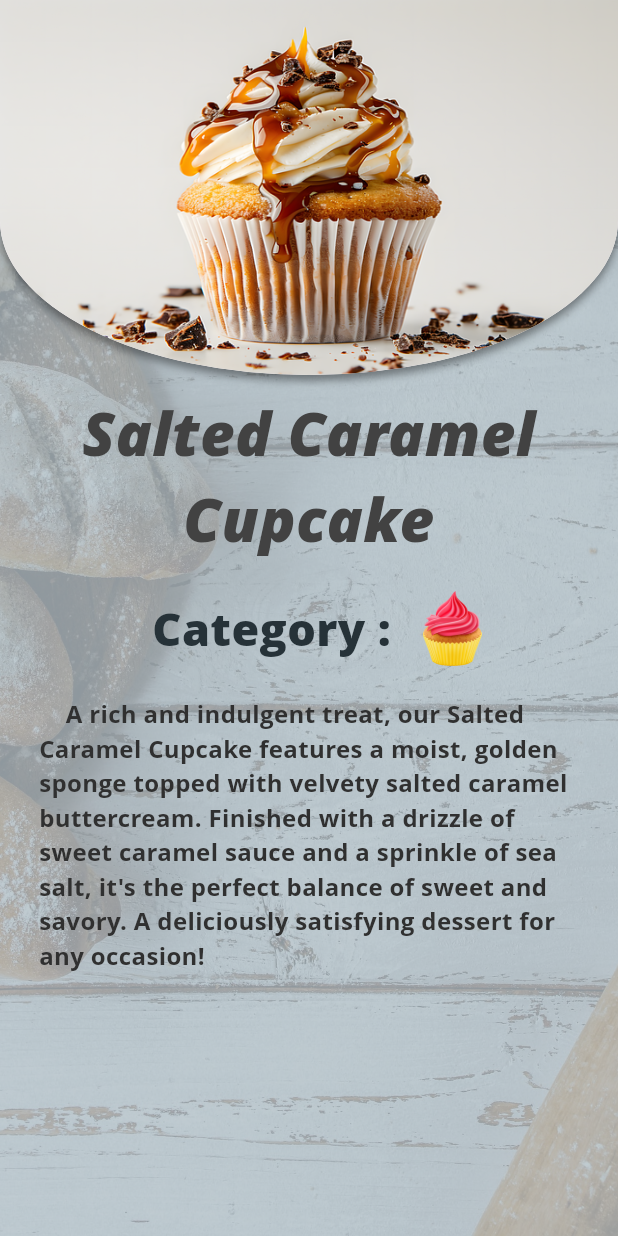
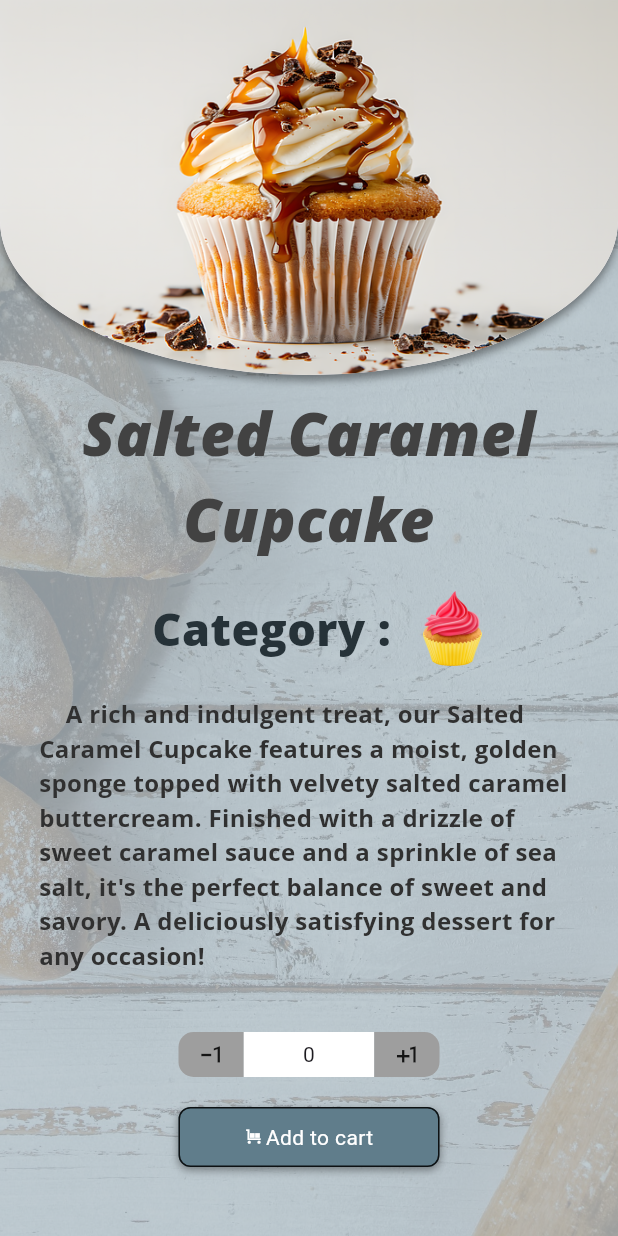
Before and after one commit to hery-alex/fluro_test_application, a Flutter app: the screen it shows after launch, after a tap on "Salted Caramel Cupcake", on a phone screen of 412 x 824 dp. Run offline on Flutter 3.47's test engine with Material 3 defaults, Android fonts, the phone set to English and light mode, and no system bars; our stand-ins replace rxdart; Roboto replaces fonts that are missing (Open Sans).

Commit message:
started doing the cart

```diff
--- a/lib/layout/custom_appBar.dart
+++ b/lib/layout/custom_appBar.dart
@@ -14,7 +14,43 @@ class CustomAppbar extends StatelessWidget implements PreferredSizeWidget{
             clipper: WaveClipper(),
            child:  Container(
             width: SizeConfig.screenWidth,
-            color: Colors.orange,
+            color: Colors.blueGrey,
+            child: Row(
+              mainAxisAlignment: MainAxisAlignment.start,
+              crossAxisAlignment: CrossAxisAlignment.start,
+              children: [
+                 InkWell(
+                  onTap: (){
+                    Navigator.of(context).pushNamed('/cart');
+                  },
+                  child:  Container(
+                    margin: const EdgeInsets.all(10),
+                    width: 45,
+                    height: 45,
+                    decoration: BoxDecoration(
+                      shape: BoxShape.circle,
+                      color: Colors.white,
+                      border: Border.all(
+                        color: Colors.black87,
+                        width: 1
+                      ),
+                       boxShadow:  [
+                          BoxShadow(
+                          offset:const Offset(0, 4),
+                          blurRadius:4.0,
+                          color:const Color(0xff000000).withOpacity(0.4),
+                        ),
+                        ]
+                    ),
+                    child:  Icon(
+                      Icons.shopping_cart,
+                      size: 25,
+                      color: Colors.blueGrey[900],
+                    ),
+                  ),
+                 )
+              ],
+            ),
           ),
       ),
   );
--- a/lib/main.dart
+++ b/lib/main.dart
@@ -1,4 +1,5 @@
 import 'package:fluro_test_application/routes/routes_configuration.dart';
+import 'package:fluro_test_application/states/cart/cart_provider.dart';
 import 'package:fluro_test_application/states/products/products_provider.dart';
 import 'package:flutter/material.dart';
 import 'package:flutter/services.dart';
@@ -19,10 +20,12 @@ class FluroCheckoutApplication extends StatelessWidget {
   @override
   Widget build(BuildContext context) {
     return ProductsProvider(
-      child: MaterialApp(
-        title: 'Fluro Test',
-        initialRoute: '/',
-        onGenerateRoute: (settings) => RoutesConfiguration.onGenerateRoute(settings),
+      child: CartProvider(
+        child: MaterialApp(
+          title: 'Fluro Test',
+          initialRoute: '/',
+          onGenerateRoute: (settings) => RoutesConfiguration.onGenerateRoute(settings),
+        ),
       ),
     );
   }
--- /dev/null
+++ b/lib/mixins/mixin_helper_for_product_increment.dart
@@ -0,0 +1,27 @@
+import 'package:fluro_test_application/models/cart_models/cart_product_model.dart';
+import 'package:fluro_test_application/models/product_model/product_model.dart';
+import 'package:fluro_test_application/states/cart/cart_provider.dart';
+import 'package:flutter/material.dart';
+
+mixin HelperFunctionsProductIncrementWidget<T extends StatefulWidget> on State<T> {
+
+
+  void addProductToCart(ProductModel productModel,int productQuantity){
+     List<CartProductModel> myCart =[];
+    if(CartProvider.of(context)!.cart.currentCart.isNotEmpty){
+      for(var model in CartProvider.of(context)!.cart.currentCart){
+       if(model.productQuantity != productQuantity){
+          model.copyWith(productQuantity:productQuantity,totalPriceForProduct:productModel.productPrice! * productQuantity );
+       }
+      }
+
+    }else{
+        myCart.add(CartProductModel(
+          productChosen: productModel,
+          productQuantity: productQuantity,
+          totalPriceForProduct: productModel.productPrice! * productQuantity
+       ));
+      CartProvider.of(context)!.cart.addListToStream(myCart);
+    }
+  }
+}
--- /dev/null
+++ b/lib/models/cart_models/cart_product_model.dart
@@ -0,0 +1,44 @@
+import 'package:fluro_test_application/models/product_model/product_model.dart';
+
+class CartProductModel {
+
+
+  CartProductModel({
+    this.productChosen,
+    this.productQuantity,
+    this.totalPriceForProduct
+  });
+
+  ProductModel? productChosen;
+  int? productQuantity;
+  double? totalPriceForProduct;
+
+
+
+ CartProductModel copyWith({
+   ProductModel? productChosen,
+  int? productQuantity,
+  double? totalPriceForProduct
+ }){
+  return CartProductModel(
+     productChosen : productChosen ?? productChosen,
+     productQuantity: productQuantity ?? productQuantity,
+     totalPriceForProduct : totalPriceForProduct ?? totalPriceForProduct
+  );
+ }
+
+   @override
+  bool operator ==(Object other) =>
+      other is CartProductModel &&
+      productChosen == other.productChosen &&
+      productQuantity == other.productQuantity &&
+      totalPriceForProduct == other.totalPriceForProduct;
+
+  @override
+  int get hashCode => Object.hash(
+        productChosen,
+        productQuantity,
+        totalPriceForProduct,
+      );
+
+}
--- a/lib/models/product_model/product_model.dart
+++ b/lib/models/product_model/product_model.dart
@@ -7,6 +7,7 @@ String? productSKU;
 double? productPrice;
 String? productImage;
 String? productCategory;
+int? productCode;
 
 
 ProductModel.fromJson(Map<String,dynamic> json)
@@ -15,7 +16,8 @@ ProductModel.fromJson(Map<String,dynamic> json)
    productSKU = json['productSKU'],
    productPrice = double.parse(json['productPrice']),
    productImage  = json['productImage'],
-   productCategory = json['productCategory'];
+   productCategory = json['productCategory'],
+   productCode = json['productCode'];
 
 
  Map<String,dynamic> toMap(){
@@ -26,6 +28,7 @@ ProductModel.fromJson(Map<String,dynamic> json)
     data['productPrice'] = productPrice;
     data['productImage'] = productImage;
     data['productCategory'] = productCategory;
+    data['productCode'] = productCode;
     return data;
    }
 
--- a/lib/routes/routes_configuration.dart
+++ b/lib/routes/routes_configuration.dart
@@ -1,6 +1,7 @@
 import 'package:fluro_test_application/config/size_config.dart';
 import 'package:fluro_test_application/layout/layout_with_background.dart';
 import 'package:fluro_test_application/screens/products_list/products_list_view.dart';
+import 'package:fluro_test_application/screens/shopping_cart/shopping_cart_view.dart';
 import 'package:flutter/material.dart';
 
 
@@ -18,6 +19,8 @@ class RoutesConfiguration implements RouteConfig{
           showBackButton: false,
           child: ProductsListView(),
         );
+      case '/cart':
+        return const ShoppingCartView();
       default :
         return const SizedBox();
     }
--- /dev/null
+++ b/lib/states/cart/cart_provider.dart
@@ -0,0 +1,23 @@
+
+import 'package:fluro_test_application/states/cart/cart_stream.dart';
+import 'package:flutter/material.dart';
+
+
+
+class CartProvider extends InheritedWidget{
+
+  final CartStream cart;
+
+  CartProvider({super.key,Widget? child})
+  : cart =  CartStream(),
+    super(child: child!);
+
+  @override
+  bool updateShouldNotify(CartProvider oldWidget){
+    return true;
+  }
+
+  static CartProvider? of(BuildContext context){
+    return context.dependOnInheritedWidgetOfExactType<CartProvider>();
+  }
+}
--- /dev/null
+++ b/lib/states/cart/cart_stream.dart
@@ -0,0 +1,16 @@
+import 'package:fluro_test_application/models/cart_models/cart_product_model.dart';
+import 'package:rxdart/rxdart.dart';
+
+class CartStream {
+
+
+
+final BehaviorSubject<List<CartProductModel>> _cartProductsList = BehaviorSubject<List<CartProductModel>>();
+
+Stream<List<CartProductModel>> get cartProductsList => _cartProductsList.stream;
+
+Function(List<CartProductModel>) get addListToStream => _cartProductsList.sink.add;
+
+ List<CartProductModel> get currentCart => _cartProductsList.value;
+
+}
--- a/lib/widgets/UI/buttons/add_button.dart
+++ /dev/null
@@ -1,47 +0,0 @@
-import 'package:flutter/material.dart';
-
-class AddToCartButton extends StatelessWidget {
-  const AddToCartButton({super.key});
-
-  @override
-  Widget build(BuildContext context) {
-    return InkWell(
-      onTap:(){
-         print('Got pushed');
-      } ,
-      child:  Container(
-        decoration: BoxDecoration(
-          borderRadius: BorderRadius.circular(8),
-          color: Colors.blueGrey,
-          border: Border.all(
-             color: Colors.black87,
-          ),
-          boxShadow:  [
-                  BoxShadow(
-                  offset:const Offset(0, 2),
-                  blurRadius:4.0,
-                  color:const Color(0xff000000).withOpacity(0.4),
-                ),
-              ]
-        ),
-        padding: const EdgeInsets.symmetric(vertical: 1),
-        child: const Row(
-          mainAxisAlignment: MainAxisAlignment.center,
-          children: [
-            Icon(
-            Icons.trolley,
-              color: Colors.white,
-              size: 12,
-            ),
-            SizedBox(
-              width: 2,
-            ),
-            Text('Add to cart',
-                textAlign: TextAlign.center,
-                style: TextStyle(color: Colors.white)),
-          ],
-        ),
-      ),
-      );
-  }
-}
--- a/lib/widgets/UI/buttons/product_increment_widget.dart
+++ b/lib/widgets/UI/buttons/product_increment_widget.dart
@@ -1,14 +1,16 @@
-import 'package:fluro_test_application/widgets/ui/buttons/add_button.dart';
+import 'package:fluro_test_application/mixins/mixin_helper_for_product_increment.dart';
+import 'package:fluro_test_application/models/product_model/product_model.dart';
 import 'package:flutter/material.dart';
 
 class WidgetIncrementProduct extends StatefulWidget {
-  const WidgetIncrementProduct({super.key});
+  final ProductModel productModel;
+  const WidgetIncrementProduct({super.key,required this.productModel});
 
   @override
   State<WidgetIncrementProduct> createState() => _WidgetIncrementProductState();
 }
 
-class _WidgetIncrementProductState extends State<WidgetIncrementProduct> {
+class _WidgetIncrementProductState extends State<WidgetIncrementProduct> with HelperFunctionsProductIncrementWidget {
 
  int startUpNumber = 0;
 
@@ -29,6 +31,7 @@ class _WidgetIncrementProductState extends State<WidgetIncrementProduct> {
 
   @override
   Widget build(BuildContext context) {
+
     return Container(
       padding: const EdgeInsets.symmetric(horizontal: 16,vertical: 10),
       child: Column(
@@ -95,7 +98,42 @@ class _WidgetIncrementProductState extends State<WidgetIncrementProduct> {
          Container(
           height: 40,
           margin: const EdgeInsets.only(top: 20),
-          child: const AddToCartButton()),
+          child: InkWell(
+            onTap:()=>addProductToCart(widget.productModel,startUpNumber),
+            child:  Container(
+              decoration: BoxDecoration(
+                borderRadius: BorderRadius.circular(8),
+                color: Colors.blueGrey,
+                border: Border.all(
+                  color: Colors.black87,
+                ),
+                boxShadow:  [
+                        BoxShadow(
+                        offset:const Offset(0, 2),
+                        blurRadius:4.0,
+                        color:const Color(0xff000000).withOpacity(0.4),
+                      ),
+                    ]
+              ),
+              padding: const EdgeInsets.symmetric(vertical: 1),
+              child: const Row(
+                mainAxisAlignment: MainAxisAlignment.center,
+                children: [
+                  Icon(
+                  Icons.trolley,
+                    color: Colors.white,
+                    size: 12,
+                  ),
+                  SizedBox(
+                    width: 2,
+                  ),
+                  Text('Add to cart',
+                      textAlign: TextAlign.center,
+                      style: TextStyle(color: Colors.white)),
+                ],
+              ),
+            ),
+            )),
         ],
       ),
     );
--- a/lib/widgets/products/products_closed_widget.dart
+++ b/lib/widgets/products/products_closed_widget.dart
@@ -72,7 +72,7 @@ class ProductClosedWidget extends StatelessWidget {
           const SizedBox(height: 10),
          Container(
           margin: const EdgeInsets.only(top: 10),
-          child: const WidgetIncrementProduct()
+          child: WidgetIncrementProduct(productModel: productModel,)
           ),
         ],
       ),
--- a/lib/widgets/products/products_open_widget.dart
+++ b/lib/widgets/products/products_open_widget.dart
@@ -3,6 +3,7 @@ import 'package:fluro_test_application/assets/assets_images.dart';
 import 'package:fluro_test_application/config/size_config.dart';
 import 'package:fluro_test_application/models/product_model/product_model.dart';
 import 'package:fluro_test_application/widgets/products/product_category_widget.dart';
+import 'package:fluro_test_application/widgets/ui/buttons/product_increment_widget.dart';
 import 'package:flutter/material.dart';
 
 class ProductOpenWidget extends StatelessWidget {
@@ -94,6 +95,14 @@ class ProductOpenWidget extends StatelessWidget {
                     ),
                   ],
                 ),
+                const SizedBox(height: 20,),
+                Container(
+                width: SizeConfig.screenWidth! / 2,
+                margin: const EdgeInsets.only(top: 10),
+                child:  WidgetIncrementProduct(productModel: productModel,)
+                ),
+                const SizedBox(height: 20,),
+
             ],
           ),
         ),
```
Also changed, not shown: assets/jsonData/jsonDataProducts.json (+30 -15 lines), lib/screens/shopping_cart/shopping_cart_view.dart (added, +16 -0 lines).
